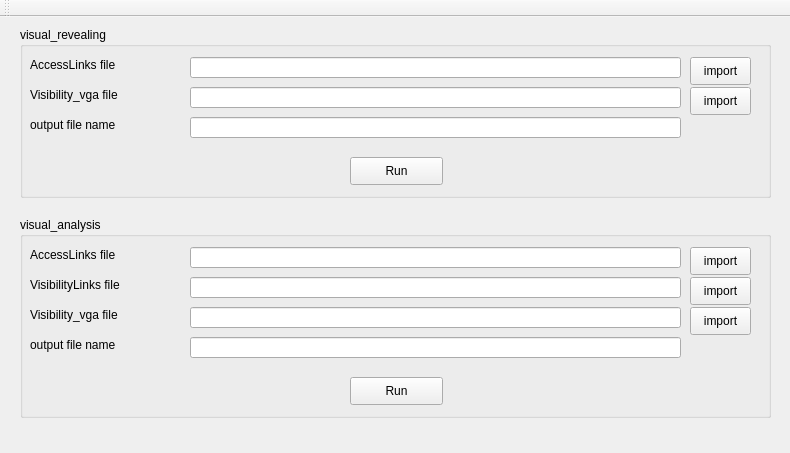
eaglesunshine/VGA_Tool, file VGA_Tool/VGA_Tool.ui: the form before one commit.
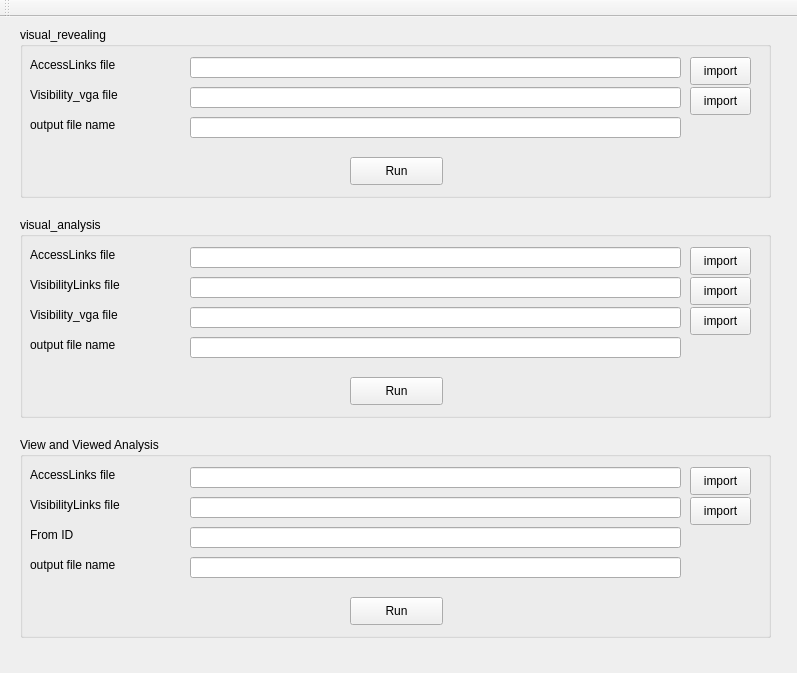
The form after the commit.

Commit message: add analysis view and viewed

What changed in the file:
```diff
--- a/VGA_Tool/VGA_Tool.ui
+++ b/VGA_Tool/VGA_Tool.ui
@@ -6,8 +6,8 @@
    <rect>
     <x>0</x>
     <y>0</y>
-    <width>790</width>
-    <height>453</height>
+    <width>797</width>
+    <height>673</height>
    </rect>
   </property>
   <property name="windowTitle">
@@ -292,6 +292,150 @@
      </property>
     </widget>
    </widget>
+   <widget class="QGroupBox" name="groupBox_3">
+    <property name="geometry">
+     <rect>
+      <x>20</x>
+      <y>420</y>
+      <width>751</width>
+      <height>201</height>
+     </rect>
+    </property>
+    <property name="title">
+     <string>View and Viewed Analysis</string>
+    </property>
+    <widget class="QLabel" name="label_8">
+     <property name="geometry">
+      <rect>
+       <x>10</x>
+       <y>30</y>
+       <width>151</width>
+       <height>16</height>
+      </rect>
+     </property>
+     <property name="text">
+      <string>AccessLinks file</string>
+     </property>
+    </widget>
+    <widget class="QLineEdit" name="lineEdit_8">
+     <property name="geometry">
+      <rect>
+       <x>170</x>
+       <y>30</y>
+       <width>491</width>
+       <height>21</height>
+      </rect>
+     </property>
+    </widget>
+    <widget class="QPushButton" name="pushButton_8">
+     <property name="geometry">
+      <rect>
+       <x>670</x>
+       <y>30</y>
+       <width>61</width>
+       <height>28</height>
+      </rect>
+     </property>
+     <property name="text">
+      <string>import</string>
+     </property>
+    </widget>
+    <widget class="QLabel" name="label_9">
+     <property name="geometry">
+      <rect>
+       <x>10</x>
+       <y>90</y>
+       <width>161</width>
+       <height>16</height>
+      </rect>
+     </property>
+     <property name="text">
+      <string>From ID</string>
+     </property>
+    </widget>
+    <widget class="QLineEdit" name="lineEdit_9">
+     <property name="geometry">
+      <rect>
+       <x>170</x>
+       <y>90</y>
+       <width>491</width>
+       <height>21</height>
+      </rect>
+     </property>
+    </widget>
+    <widget class="QLineEdit" name="lineEdit_10">
+     <property name="geometry">
+      <rect>
+       <x>170</x>
+       <y>120</y>
+       <width>491</width>
+       <height>21</height>
+      </rect>
+     </property>
+    </widget>
+    <widget class="QLabel" name="label_10">
+     <property name="geometry">
+      <rect>
+       <x>10</x>
+       <y>120</y>
+       <width>161</width>
+       <height>16</height>
+      </rect>
+     </property>
+     <property name="text">
+      <string>output file name</string>
+     </property>
+    </widget>
+    <widget class="QPushButton" name="pushButton_10">
+     <property name="geometry">
+      <rect>
+       <x>330</x>
+       <y>160</y>
+       <width>93</width>
+       <height>28</height>
+      </rect>
+     </property>
+     <property name="text">
+      <string>Run</string>
+     </property>
+    </widget>
+    <widget class="QPushButton" name="pushButton_11">
+     <property name="geometry">
+      <rect>
+       <x>670</x>
+       <y>60</y>
+       <width>61</width>
+       <height>28</height>
+      </rect>
+     </property>
+     <property name="text">
+      <string>import</string>
+     </property>
+    </widget>
+    <widget class="QLineEdit" name="lineEdit_11">
+     <property name="geometry">
+      <rect>
+       <x>170</x>
+       <y>60</y>
+       <width>491</width>
+       <height>21</height>
+      </rect>
+     </property>
+    </widget>
+    <widget class="QLabel" name="label_11">
+     <property name="geometry">
+      <rect>
+       <x>10</x>
+       <y>60</y>
+       <width>161</width>
+       <height>16</height>
+      </rect>
+     </property>
+     <property name="text">
+      <string>VisibilityLinks file</string>
+     </property>
+    </widget>
+   </widget>
   </widget>
   <widget class="QMenuBar" name="menuBar">
    <property name="geometry">
```
Left out of the diff: 2 changed lines with no effect on the pictures. The commit also changes 71 other files.
